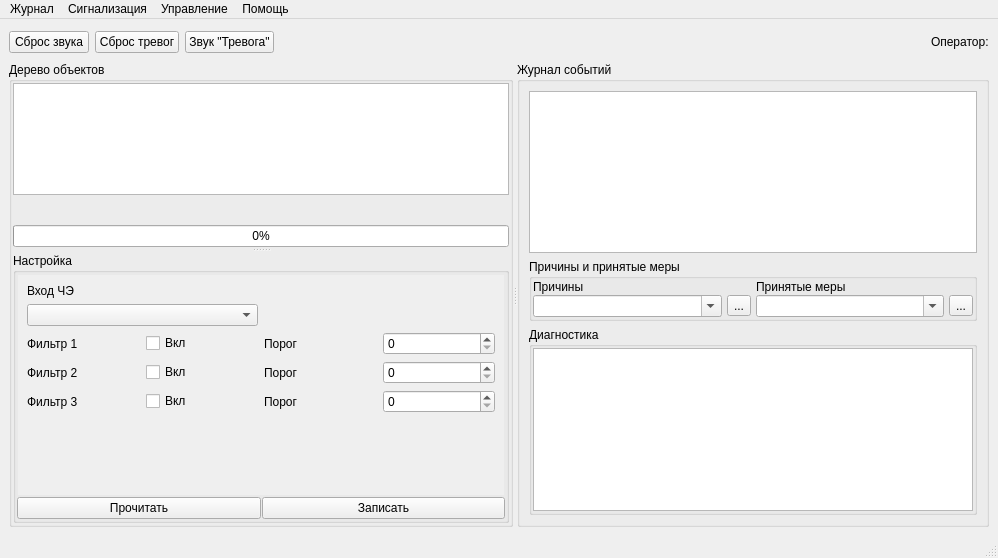
xXRadioHeadXx/start7, file m_server/MainWindowServer.ui: the form before one commit.
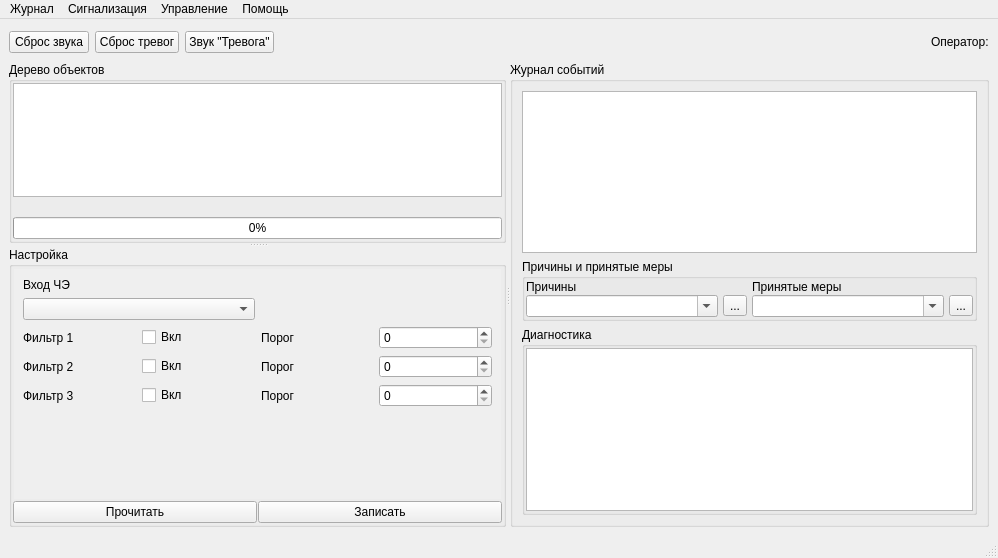
The form after the commit. Icons and pictures are not drawn.

Commit message: Более заметный сплиттер

```diff
--- a/m_server/MainWindowServer.ui
+++ b/m_server/MainWindowServer.ui
@@ -18,7 +18,7 @@
     <normaloff>:/icons/shield.png</normaloff>:/icons/shield.png</iconset>
   </property>
   <widget class="QWidget" name="centralwidget">
-   <layout class="QVBoxLayout" name="verticalLayout_3">
+   <layout class="QVBoxLayout" name="verticalLayout_4">
     <item>
      <layout class="QHBoxLayout" name="horizontalLayout">
       <item>
@@ -111,11 +111,18 @@
       <property name="orientation">
        <enum>Qt::Horizontal</enum>
       </property>
+      <widget class="QSplitter" name="splitter_2">
+       <property name="orientation">
+        <enum>Qt::Vertical</enum>
+       </property>
       <widget class="QGroupBox" name="groupBox">
        <property name="title">
         <string>Дерево объектов</string>
        </property>
-       <layout class="QGridLayout" name="gridLayout_3">
+        <layout class="QVBoxLayout" name="verticalLayout_3">
+         <property name="spacing">
+          <number>1</number>
+         </property>
         <property name="leftMargin">
          <number>1</number>
         </property>
@@ -128,27 +135,7 @@
         <property name="bottomMargin">
          <number>1</number>
         </property>
-        <property name="horizontalSpacing">
-         <number>6</number>
-        </property>
-        <item row="0" column="0">
-         <widget class="QSplitter" name="splitter_2">
-          <property name="lineWidth">
-           <number>3</number>
-          </property>
-          <property name="midLineWidth">
-           <number>3</number>
-          </property>
-          <property name="orientation">
-           <enum>Qt::Vertical</enum>
-          </property>
-          <property name="opaqueResize">
-           <bool>false</bool>
-          </property>
-          <property name="handleWidth">
-           <number>6</number>
-          </property>
-          <widget class="QWidget" name="">
+         <item>
            <layout class="QVBoxLayout" name="verticalLayout">
             <item>
              <widget class="QTreeView" name="treeView">
@@ -193,12 +180,20 @@
              </widget>
             </item>
            </layout>
+         </item>
+        </layout>
           </widget>
           <widget class="QGroupBox" name="groupBox_Customization">
            <property name="title">
             <string>Настройка</string>
            </property>
-           <layout class="QGridLayout" name="gridLayout_5">
+        <property name="flat">
+         <bool>false</bool>
+        </property>
+        <property name="checkable">
+         <bool>false</bool>
+        </property>
+        <layout class="QGridLayout" name="gridLayout_8">
             <property name="leftMargin">
              <number>1</number>
             </property>
@@ -1131,11 +1126,11 @@
                     <rect>
                      <x>0</x>
                      <y>0</y>
-                     <width>518</width>
-                     <height>227</height>
-                    </rect>
-                   </property>
-                   <layout class="QGridLayout" name="gridLayout_11">
+                  <width>428</width>
+                  <height>235</height>
+                 </rect>
+                </property>
+                <layout class="QGridLayout" name="gridLayout_14">
                     <item row="4" column="0">
                      <widget class="QLabel" name="label_78">
                       <property name="text">
@@ -1267,9 +1262,6 @@
             </item>
            </layout>
           </widget>
-         </widget>
-        </item>
-       </layout>
       </widget>
       <widget class="QGroupBox" name="groupBox_2">
        <property name="title">
```
Left out of the diff: 128 changed lines with no effect on the pictures. Lines whose indentation alone changed are shown as unchanged.
